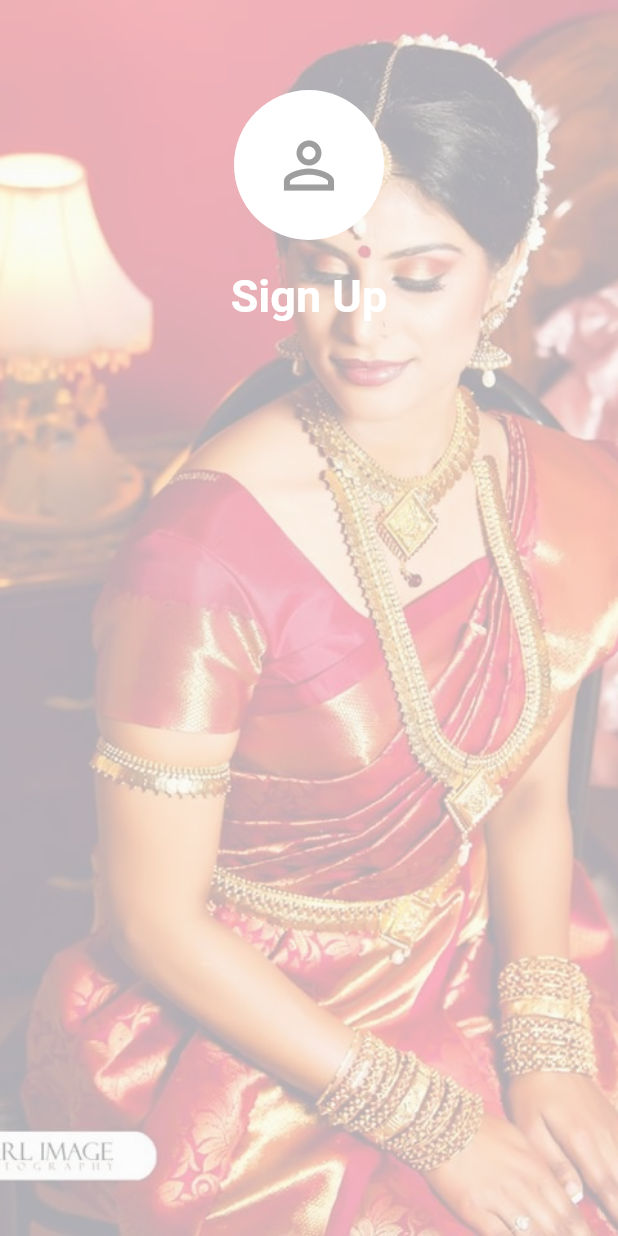
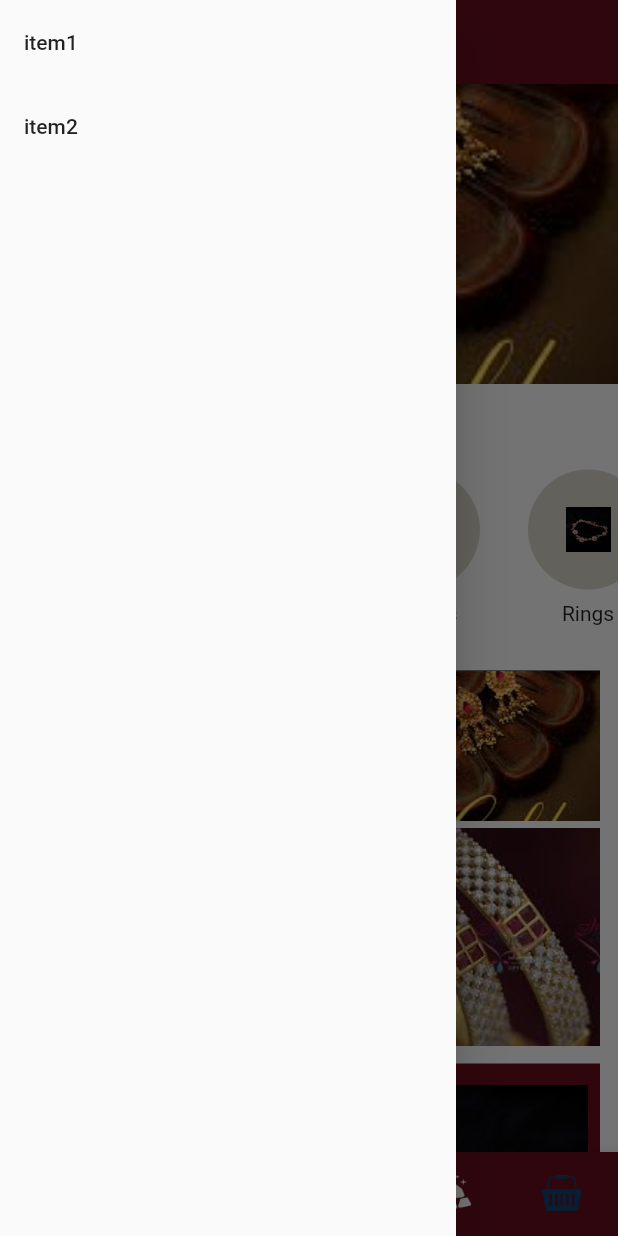
Before and after one commit to sumit2393/mj, a Flutter app: the screen it shows after launch, with the side drawer open (before the commit the screen has no drawer), on a phone screen of 412 x 824 dp. Run offline on Flutter 3.47's test engine with Material 2 defaults, Android fonts, the phone set to English and light mode, and no system bars; drawn by our look-alikes of carousel_slider.

Commit message:
home page

```diff
--- /dev/null
+++ b/lib/Screen/Home.dart
@@ -0,0 +1,215 @@
+import 'package:flutter/material.dart';
+import 'package:carousel_slider/carousel_slider.dart';
+
+class Home extends StatefulWidget {
+  _HomeState createState() => _HomeState();
+}
+
+class _HomeState extends State<Home> {
+  var categorieslist = [
+    {"image": "assets/images/dummynecklace.jpeg", "name": "Necklace"},
+    {"image": "assets/images/dummybrace.jpg", "name": "Earrings"},
+    {"image": "assets/images/dummybangles.jpeg", "name": "Bangles"},
+    {"image": "assets/images/dummybrace.jpg", "name": "Rings"},
+  ];
+
+  var newtrends = [
+    {"image": "assets/images/dummynecklace.jpeg", "name": "Statement Necklace"},
+    {"image": "assets/images/dummybrace.jpg", "name": "Fashion Bracelet"},
+    {"image": "assets/images/dummybangles.jpeg", "name": "Dengle earrings"},
+  ];
+
+  Widget build(BuildContext context) {
+    return Scaffold(
+      body: ListView(children: <Widget>[
+        CarouselSlider.builder(
+            itemCount: categorieslist.length,
+            itemBuilder: (BuildContext context, int itemIndex) => Container(
+                    child: Container(
+                  decoration: BoxDecoration(
+                      image: DecorationImage(
+                          fit: BoxFit.cover,
+                          image:
+                              AssetImage(categorieslist[itemIndex]["image"]))),
+                )),
+            options: CarouselOptions(
+              viewportFraction: 1.0,
+              // aspectRatio: 1.0,
+              height: 200,
+              autoPlay: true,
+            )),
+        Padding(
+            padding: EdgeInsets.only(top: 18, bottom: 4),
+            child: Text(
+              "CATEGORIES",
+              textAlign: TextAlign.center,
+              style: TextStyle(fontWeight: FontWeight.w600, fontSize: 16),
+            )),
+        SizedBox(
+            height: 150,
+            child: ListView.builder(
+                scrollDirection: Axis.horizontal,
+                itemCount: categorieslist.length,
+                itemBuilder: (BuildContext context, int index) {
+                  return Container(
+                      margin: EdgeInsets.all(16),
+                      child: Column(
+                        children: <Widget>[
+                          CircleAvatar(
+                            radius: 40,
+                            backgroundColor: Color(0xFFd7d3c8),
+                            child: Image.asset(
+                              categorieslist[index]["image"],
+                              height: 30,
+                            ),
+                          ),
+                          Padding(
+                              padding: EdgeInsets.only(top: 8),
+                              child: Text(categorieslist[index]["name"]))
+                        ],
+                      ));
+                })),
+        Padding(
+            padding: EdgeInsets.symmetric(horizontal: 12),
+            child: Row(
+              mainAxisSize: MainAxisSize.max,
+              children: <Widget>[
+                Expanded(
+                  flex: 3,
+                  child: Container(
+                      margin: EdgeInsets.only(right: 5),
+                      height: 250,
+                      decoration: BoxDecoration(
+                          color: Colors.black,
+                          image: DecorationImage(
+                              image:
+                                  AssetImage("assets/images/dummybrace.jpg")))),
+                ),
+                Expanded(
+                    flex: 4,
+                    child: Column(
+                        mainAxisSize: MainAxisSize.max,
+                        mainAxisAlignment: MainAxisAlignment.spaceBetween,
+                        children: <Widget>[
+                          Container(
+                              height: 100,
+                              // width: 200,
+                              decoration: BoxDecoration(
+                                  color: Colors.black,
+                                  image: DecorationImage(
+                                      fit: BoxFit.cover,
+                                      image: AssetImage(
+                                          "assets/images/dummynecklace.jpeg")))),
+                          new SizedBox(
+                            height: 5,
+                          ),
+                          Container(
+                              height: 145,
+                              //width: 300,
+                              decoration: BoxDecoration(
+                                  color: Colors.black,
+                                  image: DecorationImage(
+                                      fit: BoxFit.cover,
+                                      image: AssetImage(
+                                          "assets/images/dummybangles.jpeg")))),
+                        ]))
+              ],
+            )),
+        GridView.count(
+          padding: EdgeInsets.symmetric(horizontal: 12, vertical: 12),
+          shrinkWrap: true,
+          crossAxisCount: 2,
+          mainAxisSpacing: 10,
+          crossAxisSpacing: 5,
+          physics: NeverScrollableScrollPhysics(),
+          childAspectRatio: MediaQuery.of(context).size.width /
+              (MediaQuery.of(context).size.height - 200),
+          children: categorieslist
+              .map((e) => Container(
+                    padding: EdgeInsets.symmetric(horizontal: 8, vertical: 14),
+                    color: Theme.of(context).primaryColor,
+                    child: Column(children: <Widget>[
+                      Expanded(
+                          child: Container(
+                              decoration: BoxDecoration(
+                                  image: DecorationImage(
+                                      fit: BoxFit.cover,
+                                      image: AssetImage(
+                                        e["image"],
+                                      ))))),
+                      Padding(
+                          padding: EdgeInsets.symmetric(vertical: 10),
+                          child: Text(
+                            "Fashion Rings",
+                            style: TextStyle(color: Colors.white),
+                          )),
+                      RaisedButton(
+                        shape: RoundedRectangleBorder(
+                            side: BorderSide(color: Colors.white)),
+                        color: Theme.of(context).primaryColor,
+                        onPressed: () {
+                          print("sas");
+                        },
+                        child: Text("View more"),
+                      )
+                    ]),
+                  ))
+              .toList(),
+        ),
+        Container(
+            margin: EdgeInsets.only(left: 12, right: 12, bottom: 18),
+            height: 200,
+            decoration: BoxDecoration(
+                image: DecorationImage(
+                    fit: BoxFit.cover,
+                    image: AssetImage("assets/images/dummybrace.jpg")))),
+        Text(
+          "Find a jewellery design" + "\n" + "that's perfectly you",
+          textAlign: TextAlign.center,
+          style: TextStyle(fontSize: 18, fontWeight: FontWeight.w500),
+        ),
+        ListView.builder(
+            padding: EdgeInsets.all(16),
+            physics: NeverScrollableScrollPhysics(),
+            shrinkWrap: true,
+            itemCount: newtrends.length,
+            itemBuilder: (context, index) {
+              return Row(
+                  textDirection:
+                      (index % 2 == 0) ? TextDirection.ltr : TextDirection.rtl,
+                  children: <Widget>[
+                    Expanded(
+                        child: Container(
+                      height: 200,
+                      decoration: BoxDecoration(
+                          image: DecorationImage(
+                              fit: BoxFit.cover,
+                              image: AssetImage(newtrends[index]["image"]))),
+                    )),
+                    Expanded(
+                        child: Container(
+                      height: 200,
+                      child: Column(
+                          mainAxisAlignment: MainAxisAlignment.center,
+                          crossAxisAlignment: CrossAxisAlignment.start,
+                          children: <Widget>[
+                            Text(
+                              "New" + "\n" + "TRENDS",
+                              style: TextStyle(
+                                  fontSize: 24, fontWeight: FontWeight.bold),
+                            ),
+                            Text(newtrends[index]["name"]),
+                            RaisedButton(
+                              onPressed: () {
+                                print("view more");
+                              },
+                              child: Text("View More  ->"),
+                            )
+                          ]),
+                    ))
+                  ]);
+            })
+      ]),
+    );
+  }
+}
--- a/lib/Screen/Sign.dart
+++ b/lib/Screen/Sign.dart
@@ -1,6 +1,7 @@
 import 'dart:ui';
 import 'package:flutter/cupertino.dart';
 import 'package:flutter/material.dart';
+
 class Signup extends StatefulWidget {
   @override
   _SignupState createState() => _SignupState();
@@ -12,43 +13,46 @@ class _SignupState extends State<Signup> {
     return Scaffold(
       body: new Container(
         decoration: new BoxDecoration(
-    image: new DecorationImage(image: new AssetImage("assets/images/pearl.jpg"), fit: BoxFit.cover,colorFilter: ColorFilter.mode(Colors.red.withOpacity(0.3), BlendMode.dstIn)),
-
+          image: new DecorationImage(
+              image: new AssetImage("assets/images/pearl.jpg"),
+              fit: BoxFit.cover,
+              colorFilter: ColorFilter.mode(
+                  Colors.red.withOpacity(0.3), BlendMode.dstIn)),
         ),
-
         child: new Column(
           children: <Widget>[
             Container(
               margin: EdgeInsets.only(top: 60),
               width: 100,
-            height:100,
+              height: 100,
               child: CircleAvatar(
                 backgroundColor: Colors.white,
                 radius: 30,
-            child: Icon(Icons.person_outline,color: Colors.grey,size: 50,),
-            ),
-          ),
-          Container(
-            margin:EdgeInsets.only(top: 20),
-          child: RichText(
-            text: TextSpan(
-              children: [
-                TextSpan(text:'Sign Up',style:TextStyle(fontSize: 30,fontWeight:FontWeight.bold,color: Colors.white))
-              ]
+                child: Icon(
+                  Icons.person_outline,
+                  color: Colors.grey,
+                  size: 50,
                 ),
               ),
             ),
             Container(
-
+              margin: EdgeInsets.only(top: 20),
+              child: RichText(
+                text: TextSpan(children: [
+                  TextSpan(
+                      text: 'Sign Up',
+                      style: TextStyle(
+                          fontSize: 30,
+                          fontWeight: FontWeight.bold,
+                          color: Colors.white))
+                ]),
               ),
-          Container(
             ),
-          Container(
-          ),
-          Container(
-          ),
-          Container(
-          ),
+            Container(),
+            Container(),
+            Container(),
+            Container(),
+            Container(),
           ],
         ),
       ),
--- /dev/null
+++ b/lib/Screen/initialScreen.dart
@@ -0,0 +1,75 @@
+import 'package:flutter/material.dart';
+import './Home.dart';
+
+const tabsdata = [
+  "assets/images/home/Home_ICon.png",
+  "assets/images/home/Recent_ICon.png",
+  "assets/images/home/Offer_ICon.png",
+  "assets/images/home/Gold_icon.png",
+  "assets/images/home/Cart_ICon.png"
+];
+
+class Initial extends StatelessWidget {
+  Widget build(BuildContext context) {
+    return Scaffold(
+      appBar: AppBar(
+        leading: Image.asset(
+          "assets/images/home/Menu-Icon.png",
+          height: 2,
+        ),
+      ),
+      drawer: Drawer(
+          child: ListView(
+        children: <Widget>[
+          ListTile(
+            title: Text("item1"),
+            onTap: () {
+              Navigator.pop(context);
+            },
+          ),
+          ListTile(
+            title: Text("item2"),
+            onTap: () {
+              Navigator.pop(context);
+            },
+          ),
+        ],
+      )),
+      bottomNavigationBar: BottomNavigationBar(
+        items: tabsdata
+            .map((e) => BottomNavigationBarItem(
+                backgroundColor: Color(0xFF670e1e),
+                title: Text(""),
+                icon: Image.asset(
+                  e,
+                  height: 24,
+                )))
+            .toList(),
+      ),
+      body: Home(),
+
+      // body: TabBarView(children: [
+      //   new Icon(
+      //     Icons.directions_car,
+      //     size: 50.0,
+      //   ),
+      //   new Icon(
+      //     Icons.directions_transit,
+      //     size: 50.0,
+      //   ),
+      //   new Icon(
+      //     Icons.directions_bike,
+      //     size: 50.0,
+      //   ),
+      //   new Icon(
+      //     Icons.directions_bike,
+      //     size: 50.0,
+      //   ),
+      //   new Icon(
+      //     Icons.directions_bike,
+      //     size: 50.0,
+      //   ),
+      // ])
+    );
+  }
+}
--- a/lib/main.dart
+++ b/lib/main.dart
@@ -1,5 +1,7 @@
 import 'package:flutter/material.dart';
 import 'package:flutter_app_mbj/Screen/Sign.dart';
+import "Screen/Home.dart";
+import 'Screen/initialScreen.dart';
 
 void main() => runApp(MyApp());
 
@@ -10,6 +12,7 @@ class MyApp extends StatelessWidget {
     return MaterialApp(
         title: 'Flutter Demo',
         theme: ThemeData(
+            primaryColor: Color(0xFF670e1e),
             // This is the theme of your application.
             //
             // Try running your application with "flutter run". You'll see the
@@ -19,10 +22,12 @@ class MyApp extends StatelessWidget {
             // or simply save your changes to "hot reload" in a Flutter IDE).
             // Notice that the counter didn't reset back to zero; the application
             // is not restarted.
-        primarySwatch: Colors.blue,
-      ),
-      home: Signup()
-    );
+            // primarySwatch: Color(0xFF670e1e),
+
+            buttonTheme: ButtonThemeData(
+                buttonColor: Color(0xFF670e1e),
+                textTheme: ButtonTextTheme.primary)),
+        home: Initial());
   }
 }
 
--- a/pubspec.yaml
+++ b/pubspec.yaml
@@ -20,9 +20,11 @@ dependencies:
   flutter:
     sdk: flutter
 
+
   # The following adds the Cupertino Icons font to your application.
   # Use with the CupertinoIcons class for iOS style icons.
   cupertino_icons: ^0.1.2
+  carousel_slider: ^2.2.1
 
 dev_dependencies:
   flutter_test:
@@ -41,6 +43,10 @@ flutter:
   uses-material-design: true
   assets:
       - assets/images/pearl.jpg
+      - assets/images/dummybangles.jpeg
+      - assets/images/dummybrace.jpg
+      - assets/images/dummynecklace.jpeg
+      - assets/images/home/
 
 
   # An image asset can refer to one or more resolution-specific "variants", see
```
Also changed, not shown: assets/images/dummybangles.jpeg (added), assets/images/dummybrace.jpg (added), assets/images/dummynecklace.jpeg (added), assets/images/home/1.png (added), assets/images/home/Bell_Icon.png (added), assets/images/home/Cart_ICon.png (added), assets/images/home/Click_Icon.png (added), assets/images/home/Gold_icon.png (added), assets/images/home/Home_ICon.png (added), assets/images/home/Menu-Icon.png (added), assets/images/home/Offer_ICon.png (added), assets/images/home/Recent_ICon.png (added), pubspec.lock, 2 other files. Lines whose indentation alone changed are shown as unchanged.
